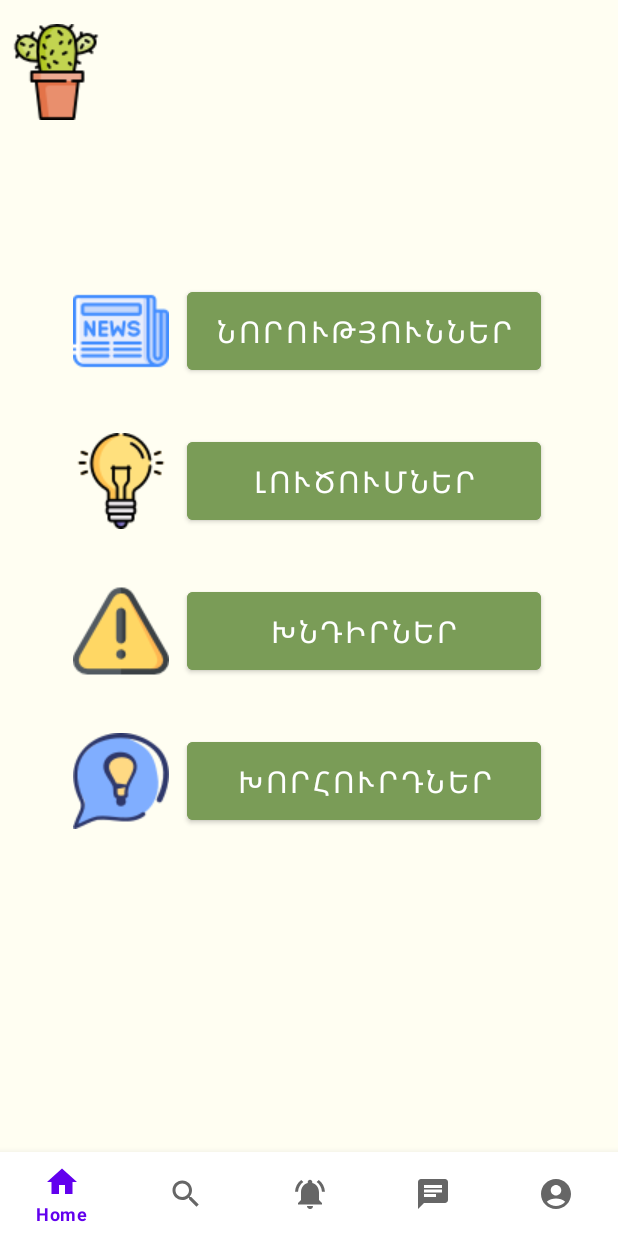
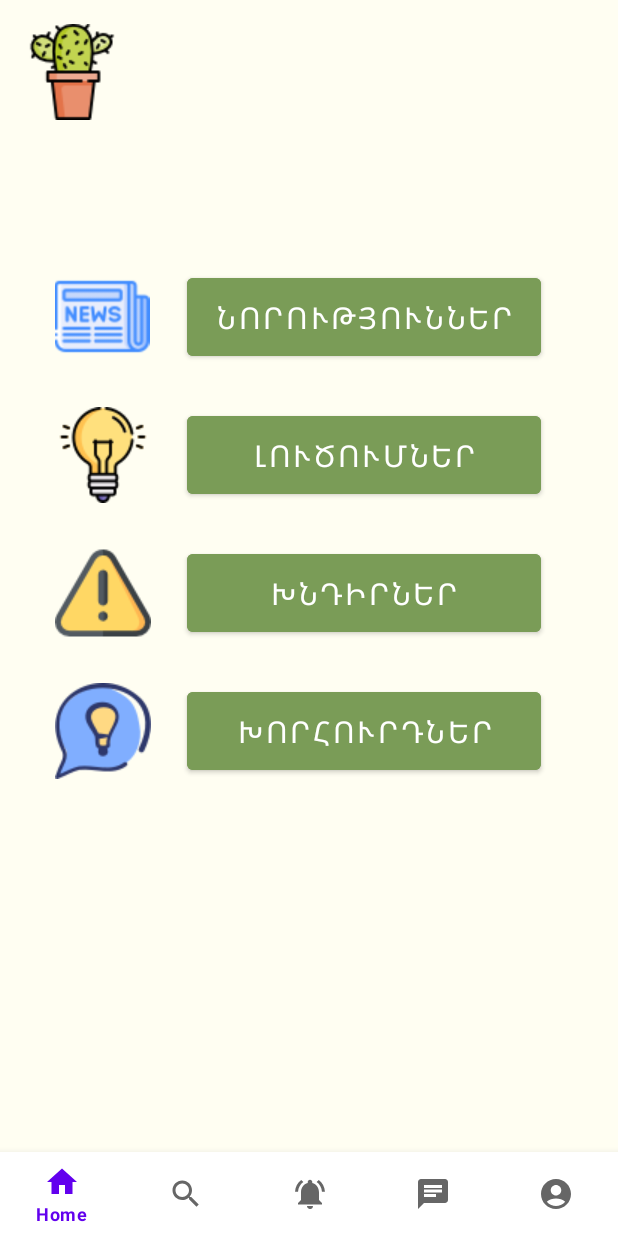
Before and after one commit to AllaMinasyan16/Cactus, an Android app: the HomeFragment screen opened directly, with no data from a screen before it, on a phone screen of 412 x 824 dp. Run offline under Robolectric (Android 15) with nearby library versions, the phone set to English and light mode, and no system bars; Roboto replaces fonts that are not available here.

```diff
--- a/app/src/main/java/com/example/myapplication/HomeFragment.java
+++ b/app/src/main/java/com/example/myapplication/HomeFragment.java
@@ -7,8 +7,10 @@ import androidx.fragment.app.Fragment;
 import android.view.LayoutInflater;
 import android.view.View;
 import android.view.ViewGroup;
+import android.widget.Button;
 
 public class HomeFragment extends Fragment {
+    Button button4;
 
     @Override
     public View onCreateView(LayoutInflater inflater, ViewGroup container,
--- a/app/src/main/res/layout/fragment_home.xml
+++ b/app/src/main/res/layout/fragment_home.xml
@@ -1,5 +1,6 @@
 <?xml version="1.0" encoding="utf-8"?>
-<androidx.constraintlayout.widget.ConstraintLayout xmlns:android="http://schemas.android.com/apk/res/android"
+<androidx.constraintlayout.widget.ConstraintLayout
+    xmlns:android="http://schemas.android.com/apk/res/android"
     xmlns:app="http://schemas.android.com/apk/res-auto"
     xmlns:tools="http://schemas.android.com/tools"
     android:layout_width="match_parent"
@@ -12,6 +13,9 @@
         android:id="@+id/button4"
         android:layout_width="236dp"
         android:layout_height="64dp"
+        android:layout_above="@+id/button2"
+        android:layout_alignParentEnd="true"
+        android:layout_marginBottom="36dp"
         android:backgroundTint="@color/ButtonSignColor"
         android:text="@string/Նորություններ_fragment.home.button"
         android:textSize="20sp"
@@ -26,7 +30,10 @@
         android:id="@+id/button2"
         android:layout_width="236dp"
         android:layout_height="64dp"
-        android:layout_marginTop="36dp"
+        android:layout_above="@+id/button5"
+        android:layout_alignParentEnd="true"
+        android:layout_marginTop="28dp"
+        android:layout_marginEnd="57dp"
         android:backgroundTint="@color/ButtonSignColor"
         android:text="@string/Լուծումներ_fragment.home.button"
         android:textSize="20sp"
@@ -39,12 +46,15 @@
         android:id="@+id/button5"
         android:layout_width="236dp"
         android:layout_height="64dp"
-        android:layout_marginTop="36dp"
+        android:layout_above="@+id/button6"
+        android:layout_alignParentEnd="true"
+        android:layout_marginTop="28dp"
+        android:layout_marginEnd="67dp"
         android:backgroundTint="@color/ButtonSignColor"
         android:text="@string/Խնդիրներ_fragment.home.button"
         android:textSize="20sp"
         app:layout_constraintEnd_toEndOf="@+id/button2"
-        app:layout_constraintHorizontal_bias="0.666"
+        app:layout_constraintHorizontal_bias="0.0"
         app:layout_constraintStart_toStartOf="@+id/button2"
         app:layout_constraintTop_toBottomOf="@+id/button2" />
 
@@ -52,7 +62,10 @@
         android:id="@+id/button6"
         android:layout_width="236dp"
         android:layout_height="64dp"
-        android:layout_marginTop="36dp"
+        android:layout_alignParentEnd="true"
+        android:layout_alignParentBottom="true"
+        android:layout_marginTop="28dp"
+        android:layout_marginEnd="67dp"
         android:backgroundTint="@color/ButtonSignColor"
         android:text="@string/Խորհուրդներ_fragment.home.button"
         android:textSize="20sp"
@@ -63,30 +76,41 @@
 
     <ImageView
         android:id="@+id/imageView2"
-        android:layout_width="wrap_content"
-        android:layout_height="wrap_content"
-        android:layout_marginEnd="12dp"
+        android:layout_width="65dp"
+        android:layout_height="63dp"
+        android:layout_alignParentBottom="true"
+
+
+        android:layout_marginEnd="24dp"
+        android:layout_toStartOf="@+id/button4"
         android:src="@drawable/news"
         app:layout_constraintBottom_toBottomOf="@+id/button4"
         app:layout_constraintEnd_toStartOf="@+id/button4"
         app:layout_constraintTop_toTopOf="@+id/button4"
-        app:layout_constraintVertical_bias="1.0" />
+        app:layout_constraintVertical_bias="0.388" />
 
     <ImageView
         android:id="@+id/imageView3"
         android:layout_width="wrap_content"
         android:layout_height="wrap_content"
-        android:layout_marginEnd="12dp"
+        android:layout_alignParentBottom="true"
+
+        android:layout_marginEnd="24dp"
+        android:layout_toStartOf="@+id/button2"
         android:src="@drawable/lamp"
         app:layout_constraintBottom_toBottomOf="@+id/button2"
         app:layout_constraintEnd_toStartOf="@+id/button2"
-        app:layout_constraintTop_toTopOf="@+id/button2" />
+        app:layout_constraintTop_toTopOf="@+id/button2"
+        app:layout_constraintVertical_bias="0.0" />
 
     <ImageView
         android:id="@+id/imageView4"
         android:layout_width="wrap_content"
         android:layout_height="wrap_content"
-        android:layout_marginEnd="12dp"
+        android:layout_alignParentBottom="true"
+        android:layout_marginEnd="24dp"
+
+        android:layout_toStartOf="@+id/button5"
         android:src="@drawable/warning"
         app:layout_constraintBottom_toBottomOf="@+id/button5"
         app:layout_constraintEnd_toStartOf="@+id/button5"
@@ -96,7 +120,9 @@
         android:id="@+id/imageView6"
         android:layout_width="wrap_content"
         android:layout_height="wrap_content"
-        android:layout_marginEnd="12dp"
+        android:layout_alignParentBottom="true"
+        android:layout_marginEnd="24dp"
+        android:layout_toStartOf="@+id/button6"
         android:src="@drawable/conversation"
         app:layout_constraintBottom_toBottomOf="@+id/button6"
         app:layout_constraintEnd_toStartOf="@+id/button6"
@@ -106,11 +132,13 @@
         android:id="@+id/imageView8"
         android:layout_width="wrap_content"
         android:layout_height="wrap_content"
+        android:layout_alignParentStart="true"
+        android:layout_alignParentTop="true"
         android:layout_marginStart="10dp"
         android:layout_marginTop="16dp"
-        android:layout_marginEnd="347dp"
         android:src="@drawable/cactus"
         app:layout_constraintEnd_toEndOf="parent"
+        app:layout_constraintHorizontal_bias="0.017"
         app:layout_constraintStart_toStartOf="parent"
         app:layout_constraintTop_toTopOf="parent" />
 
--- a/app/src/main/res/values/strings.xml
+++ b/app/src/main/res/values/strings.xml
@@ -13,5 +13,6 @@
     <string name="Խնդիրներ_fragment.home.button">Խնդիրներ</string>
     <string name="Նորություններ_fragment.home.button">Նորություններ</string>
     <string name="Խորհուրդներ_fragment.home.button">Խորհուրդներ</string>
+    <string name="Մուտք_login.button">Մուտք</string>
 
 </resources>
```
Also changed, not shown: app/src/main/AndroidManifest.xml (+7 -0 lines), app/src/main/java/com/example/myapplication/Newsfragmenthome.java (added, +14 -0 lines), app/src/main/res/layout/activity_login.xml (+16 -4 lines), app/src/main/res/layout/activity_newsfragmenthome.xml (added, +9 -0 lines), 30 other files.
